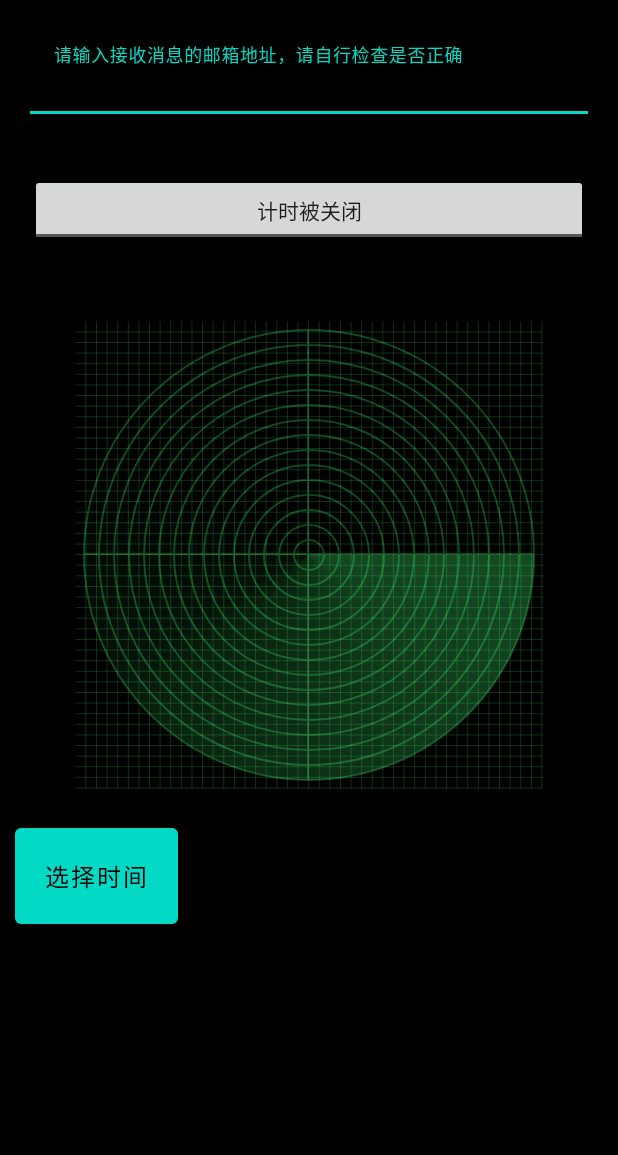
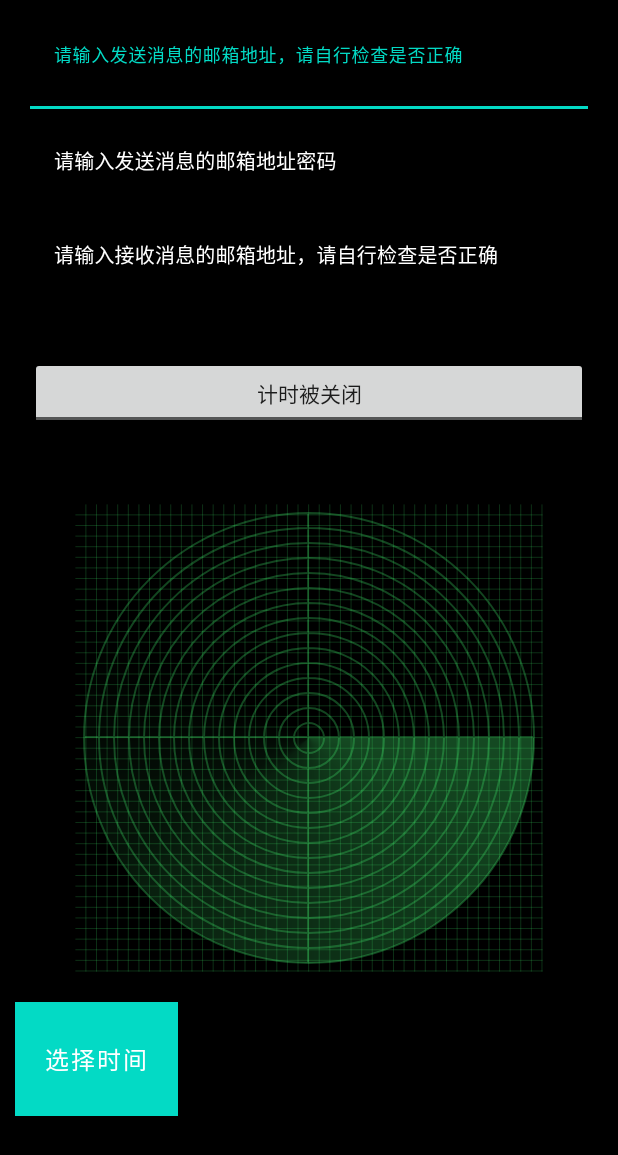
Before and after one commit to githubwangjunqiang/open_dingding, an Android app: the screen it shows after launch (MainActivity), on a phone screen of 412 x 824 dp. Shown: the top 1155 px of the screen. Run offline under Robolectric (Android 15) with nearby library versions, the phone set to English and light mode, and no system bars; libraries missing offline, so code that uses them is left out: com.teprinciple.mailsender.

Commit message:
添加自主选择邮箱发送邮件

```diff
--- a/app/src/main/java/com/app/xq/dingding/MainActivity.kt
+++ b/app/src/main/java/com/app/xq/dingding/MainActivity.kt
@@ -86,6 +86,12 @@ class MainActivity : AppCompatActivity() {
     val edittextMailbox by lazy {
         findViewById<TextInputEditText>(R.id.textedit)
     }
+    val edittextSend by lazy {
+        findViewById<TextInputEditText>(R.id.texteditsend)
+    }
+    val edittextSendPass by lazy {
+        findViewById<TextInputEditText>(R.id.texteditsendpass)
+    }
 
     /**
      * 2.设置 APP界面屏幕亮度值方法  0--1 之间
@@ -169,8 +175,14 @@ class MainActivity : AppCompatActivity() {
 
 
         val mailbox = SendMailboxManager.getMailbox(applicationContext)
+        edittextMailbox?.setText(mailbox)
 
-        edittextMailbox?.setText(mailbox)
+
+        val sendMailbox = SendMailboxManager.getSendMailbox(applicationContext)
+        edittextSend?.setText(sendMailbox)
+
+        val sendPass = SendMailboxManager.getSendPass(applicationContext)
+        edittextSendPass?.setText(sendPass)
 
     }
 
@@ -271,6 +283,12 @@ class MainActivity : AppCompatActivity() {
 
         val trim = edittextMailbox?.text.toString().trim()
         SendMailboxManager.saveMailbox(trim, applicationContext)
+
+        val send = edittextSend?.text.toString().trim()
+        SendMailboxManager.saveSendMailbox(send, applicationContext)
+
+        val sendPass = edittextSendPass?.text.toString().trim()
+        SendMailboxManager.saveSendPass(sendPass, applicationContext)
         super.onStop()
     }
 
@@ -348,11 +366,14 @@ class MainActivity : AppCompatActivity() {
 
 
                 if (millisecondValue <= currentTimeMillis) {
+                    val trim = edittextMailbox.text.toString().trim()
+                    val send = edittextSend.text.toString().trim()
+                    val sendPass = edittextSendPass.text.toString().trim()
                     val startActivityForPackName =
                         startActivityForPackName("com.alibaba.android.rimet")
                     Log.d("12345", "打开: $startActivityForPackName");
                     mTextViewContent.append("\n打开钉钉：$startActivityForPackName")
-                    val trim = edittextMailbox.text.toString().trim()
+
 
                     Log.d("12345", "trim:$trim ");
                     if (!TextUtils.isEmpty(trim)) {
@@ -364,6 +385,7 @@ class MainActivity : AppCompatActivity() {
                         }
                         var msg = if (startActivityForPackName) "成功" else "失败"
                         SendMailboxManager.sendMailbox(
+                            send, sendPass,
                             arrayListOf(trim),
                             "计时器计时时间到，并尝试打开滴滴，打开结果为：" +
                                     "$msg " +
--- a/app/src/main/java/com/app/xq/dingding/SendMailboxManager.kt
+++ b/app/src/main/java/com/app/xq/dingding/SendMailboxManager.kt
@@ -17,7 +17,9 @@ import java.io.File
  */
 object SendMailboxManager {
 
-
+    /**
+     * 接收邮箱
+     */
     fun saveMailbox(mailbox: String, context: Context) {
         val sp: SharedPreferences =
             context.getSharedPreferences("mailbox", AppCompatActivity.MODE_PRIVATE)
@@ -30,17 +32,50 @@ object SendMailboxManager {
         return sp.getString("mailbox", "") ?: ""
     }
 
+    /**
+     * 发送邮箱
+     */
+    fun saveSendMailbox(mailbox: String, context: Context) {
+        val sp: SharedPreferences =
+            context.getSharedPreferences("mailbox", AppCompatActivity.MODE_PRIVATE)
+        sp.edit().putString("send_mailbox", mailbox).commit()
+    }
 
+    fun getSendMailbox(context: Context): String {
+        val sp: SharedPreferences =
+            context.getSharedPreferences("mailbox", AppCompatActivity.MODE_PRIVATE)
+        return sp.getString("send_mailbox", "") ?: ""
+    }
+
+    /**
+     * 发送邮箱密码
+     */
+    fun saveSendPass(mailbox: String, context: Context) {
+        val sp: SharedPreferences =
+            context.getSharedPreferences("mailbox", AppCompatActivity.MODE_PRIVATE)
+        sp.edit().putString("send_pass", mailbox).commit()
+    }
+
+    fun getSendPass(context: Context): String {
+        val sp: SharedPreferences =
+            context.getSharedPreferences("mailbox", AppCompatActivity.MODE_PRIVATE)
+        return sp.getString("send_pass", "") ?: ""
+    }
+
+
+    /**
+     * 更新文案
+     */
     fun saveVersionMsg(context: Context) {
         val sp: SharedPreferences =
             context.getSharedPreferences("mailbox", AppCompatActivity.MODE_PRIVATE)
-        sp.edit().putBoolean("show_brightness", true).commit()
+        sp.edit().putBoolean("show_brightness${BuildConfig.VERSION_CODE}", true).commit()
     }
 
     fun getVersionMsg(context: Context): Boolean {
         val sp: SharedPreferences =
             context.getSharedPreferences("mailbox", AppCompatActivity.MODE_PRIVATE)
-        return sp.getBoolean("show_brightness", false)
+        return sp.getBoolean("show_brightness${BuildConfig.VERSION_CODE}", false)
     }
 
     private var countMailbox: CountMailbox? = null
@@ -52,6 +87,7 @@ object SendMailboxManager {
                 delay(1000 * 10)
                 countMailbox?.run {
                     sendMailbox(
+                        fromAddress, fromAddressPass,
                         emailAddress ?: arrayListOf<String>(),
                         content
                     )
@@ -93,14 +129,19 @@ object SendMailboxManager {
      * 发送邮件
      * @param toEmailAddress 接收邮箱地址的数组集合  例如 arrayListOf("488394778@qq.com")
      */
-    fun sendMailbox(toEmailAddress: ArrayList<String>, msg: String) {
+    fun sendMailbox(
+        froAddress: String?,
+        passwd: String?,
+        toEmailAddress: ArrayList<String>,
+        msg: String
+    ) {
         // 创建邮箱
         countMailbox = null
         val mail = Mail().apply {
             mailServerHost = "smtp.qq.com"
             mailServerPort = "587"
-            fromAddress = "980766134@qq.com"
-            password = "oswiknzxjodobbec"
+            fromAddress = froAddress ?: "980766134@qq.com"
+            password = passwd ?: "oswiknzxjodobbec"
             toAddress = toEmailAddress
             subject = "钉钉"
             content = msg
@@ -112,6 +153,8 @@ object SendMailboxManager {
                 countMailbox = CountMailbox().apply {
                     content = msg
                     emailAddress = toEmailAddress
+                    fromAddress = froAddress
+                    fromAddressPass = passwd
                 }
             }
 
--- a/app/src/main/res/layout/activity_main.xml
+++ b/app/src/main/res/layout/activity_main.xml
@@ -18,13 +18,52 @@
         android:textColorHint="@color/white">
 
         <com.google.android.material.textfield.TextInputEditText
+            android:id="@+id/texteditsend"
+            android:layout_width="match_parent"
+            android:layout_height="wrap_content"
+            android:background="@color/black"
+            android:hint="请输入发送消息的邮箱地址，请自行检查是否正确"
+            android:textColor="@color/white"
+            android:textColorHint="@color/white"
+            android:textSize="13dp" />
+    </com.google.android.material.textfield.TextInputLayout>
+
+    <com.google.android.material.textfield.TextInputLayout
+        android:layout_width="match_parent"
+        android:layout_height="wrap_content"
+        android:layout_marginStart="20dp"
+        android:layout_marginTop="10dp"
+        android:layout_marginEnd="20dp"
+        android:textColorHint="@color/white">
+
+        <com.google.android.material.textfield.TextInputEditText
+            android:id="@+id/texteditsendpass"
+            android:layout_width="match_parent"
+            android:layout_height="wrap_content"
+            android:background="@color/black"
+            android:hint="请输入发送消息的邮箱地址密码"
+            android:textColor="@color/white"
+            android:textColorHint="@color/white"
+            android:textSize="13dp" />
+    </com.google.android.material.textfield.TextInputLayout>
+
+    <com.google.android.material.textfield.TextInputLayout
+        android:layout_width="match_parent"
+        android:layout_height="wrap_content"
+        android:layout_marginStart="20dp"
+        android:layout_marginTop="10dp"
+        android:layout_marginEnd="20dp"
+        android:textColorHint="@color/white">
+
+        <com.google.android.material.textfield.TextInputEditText
             android:id="@+id/textedit"
             android:layout_width="match_parent"
             android:layout_height="wrap_content"
             android:background="@color/black"
             android:hint="请输入接收消息的邮箱地址，请自行检查是否正确"
             android:textColor="@color/white"
-            android:textColorHint="@color/white" />
+            android:textColorHint="@color/white"
+            android:textSize="13dp" />
     </com.google.android.material.textfield.TextInputLayout>
 
     <ToggleButton
@@ -54,9 +93,10 @@
         android:layout_height="wrap_content"
         android:layout_marginStart="10dp"
         android:layout_marginTop="20dp"
+        android:background="#000000"
         android:padding="20dp"
         android:text="选择时间"
-        android:textColor="#000000"
+        android:textColor="#ffffff"
         android:textSize="16dp" />
 
 
@@ -71,6 +111,4 @@
         app:layout_constraintStart_toStartOf="parent" />
 
 
-
-
 </LinearLayout>
```
Also changed, not shown: app/src/main/java/com/app/xq/dingding/CountMailbox.java (+18 -0 lines).
